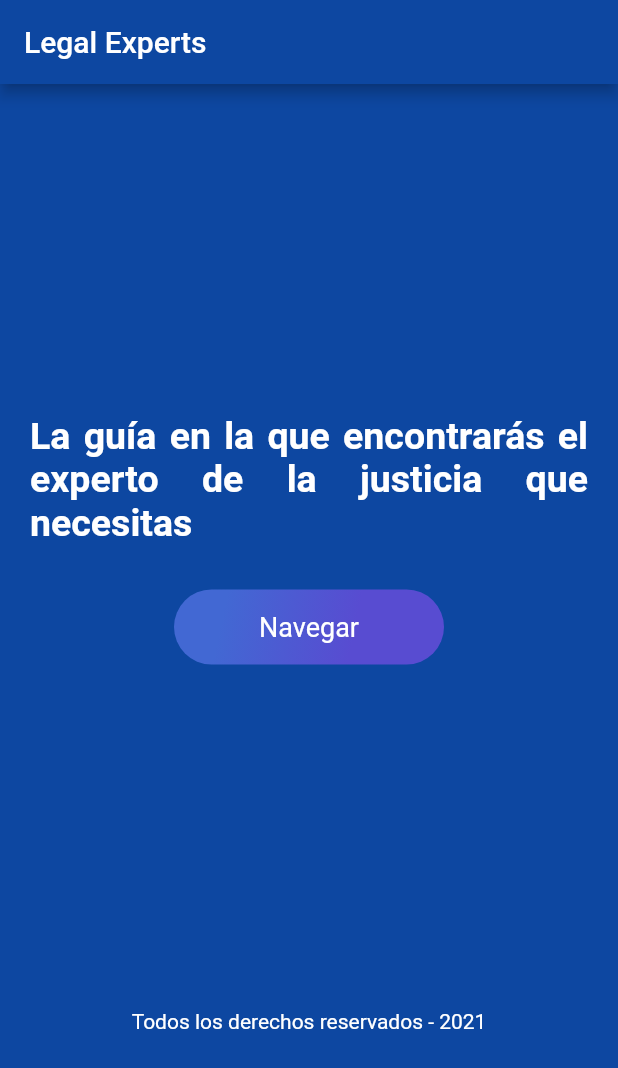
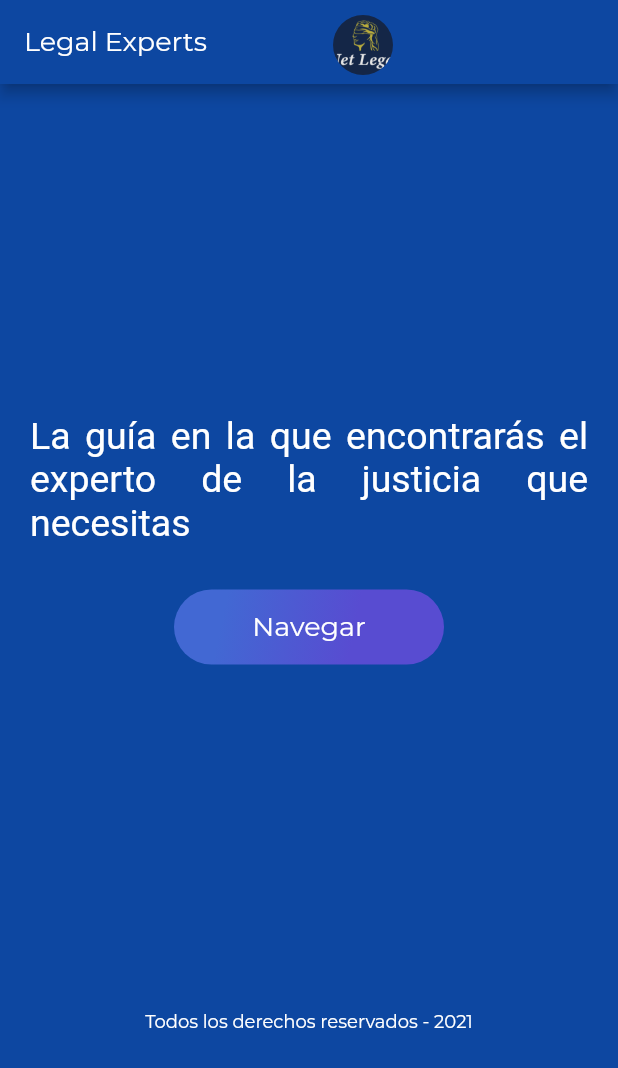
Before and after one commit to wilcasgil/abogado_app, a Flutter app: the screen it shows after launch, on a phone screen of 412 x 824 dp. Shown: the top 1068 px of the screen. Run offline on Flutter 3.47's test engine with Material 2 defaults, Android fonts, the phone set to English and light mode, and no system bars; Roboto replaces fonts that are missing (Montserrat-Bold).

Commit message:
layout welcome v0

```diff
--- /dev/null
+++ b/lib/logo_legal.dart
@@ -0,0 +1,30 @@
+import 'package:flutter/material.dart';
+
+class Logo_Legal extends StatelessWidget {
+  String pathLogo = "assets/img/Logo.png";
+  //Logo_Legal(this.pathLogo);
+
+  @override
+  Widget build(BuildContext context) {
+    // TODO: implement build
+
+    final logo = Container(
+      margin: EdgeInsets.only(top: 10.0, left: 20.0, right: 130.0, bottom: 6.0),
+      width: 80.0,
+      height: 80.0,
+      decoration: BoxDecoration(
+        shape: BoxShape.circle,
+        image: DecorationImage(
+          fit: BoxFit.cover,
+          image: AssetImage(pathLogo)
+        )
+      ),
+    );
+
+    return Row(
+      children: <Widget>[
+        logo
+      ],
+    );
+  }
+}
--- a/lib/main.dart
+++ b/lib/main.dart
@@ -1,5 +1,6 @@
 import 'package:flutter/material.dart';
 import 'welcome.dart';
+import 'logo_legal.dart';
 //import 'button_one.dart';
 
 void main() {
@@ -13,26 +14,17 @@ class MyApp extends StatelessWidget {
     return MaterialApp(
       title: 'Flutter Demo',
       theme: ThemeData(
-        // This is the theme of your application.
-        //
-        // Try running your application with "flutter run". You'll see the
-        // application has a blue toolbar. Then, without quitting the app, try
-        // changing the primarySwatch below to Colors.green and then invoke
-        // "hot reload" (press "r" in the console where you ran "flutter run",
-        // or simply save your changes to "hot reload" in a Flutter IDE).
-        // Notice that the counter didn't reset back to zero; the application
-        // is not restarted.
+        fontFamily: "Montserrat",
         primarySwatch: Colors.blue,
-        // This makes the visual density adapt to the platform that you run
-        // the app on. For desktop platforms, the controls will be smaller and
-        // closer together (more dense) than on mobile platforms.
         visualDensity: VisualDensity.adaptivePlatformDensity,
       ),
       home: Scaffold(
         appBar: AppBar(
+          actions: <Widget>[new Logo_Legal()],
           title: Text(
             "Legal Experts",
-            style: TextStyle(fontFamily: 'Montserrat-Bold')),
+            style: TextStyle(fontSize: 18.0), textAlign: TextAlign.center),
+            //centerTitle = true,
             backgroundColor: Colors.blue[900]
         ),
         body: new Welcome(),
--- a/lib/welcome.dart
+++ b/lib/welcome.dart
@@ -2,6 +2,10 @@ import 'package:flutter/material.dart';
 import 'button_one.dart';
 
 class Welcome extends StatelessWidget {
+  String title_welc = "¡Bienvenido a Legal Experts!";
+  String messaje_wel = "La guía en la que encontrarás el experto de la justicia que necesitas";
+  String copy_messaje = "Todos los derechos reservados - 2021";
+
   @override
   Widget build(BuildContext context) {
     // TODO: implement build
@@ -10,8 +14,7 @@ class Welcome extends StatelessWidget {
       children: <Widget>[
         Container(
           margin: EdgeInsets.only(top: 220.0, left: 20.0, right: 20.0),
-          child: Text(
-            "¡Bienvenido a Legal Experts!",
+          child: Text(title_welc,
               //"¡Bienvenido!",
               //overflow: TextOverflow.fade,
               style: TextStyle(
@@ -19,8 +22,7 @@ class Welcome extends StatelessWidget {
                   fontWeight: FontWeight.bold,
                   color: Colors.white,
                   fontFamily: "Montserrat-Bold"),
-            textAlign: TextAlign.center
-          ),
+              textAlign: TextAlign.center),
         ),
       ],
     );
@@ -28,10 +30,10 @@ class Welcome extends StatelessWidget {
     final messaje_welcome = Container(
       margin: EdgeInsets.only(top: 220.0, left: 20.0, right: 20.0),
       child: Text(
-        "La guía en la que encontrarás el experto de la justicia que necesitas",
+        messaje_wel,
         style: TextStyle(
             fontSize: 25.0,
-            fontWeight: FontWeight.bold,
+            //fontWeight: FontWeight.bold,
             color: Colors.white,
             fontFamily: "Montserrat-Bold"),
         textAlign: TextAlign.justify,
@@ -41,12 +43,12 @@ class Welcome extends StatelessWidget {
     final messaje_copy = Container(
       margin: EdgeInsets.only(top: 230.0, left: 20.0, right: 20.0),
       child: Text(
-        "Todos los derechos reservados - 2021",
+        copy_messaje,
         style: TextStyle(
-            fontSize: 14.0,
+            fontSize: 12.0,
             //fontWeight: FontWeight.bold,
             color: Colors.white,
-            fontFamily: "Montserrat-Bold"),
+            fontFamily: "Montserrat"),
         textAlign: TextAlign.center,
       ),
     );
```
Also changed, not shown: pubspec.yaml (+10 -0 lines), fonts/Montserrat-Black.ttf (added), fonts/Montserrat-Bold.ttf (added), fonts/Montserrat-Light.ttf (added), fonts/Montserrat-Regular.ttf (added). Lines whose indentation alone changed are shown as unchanged.
